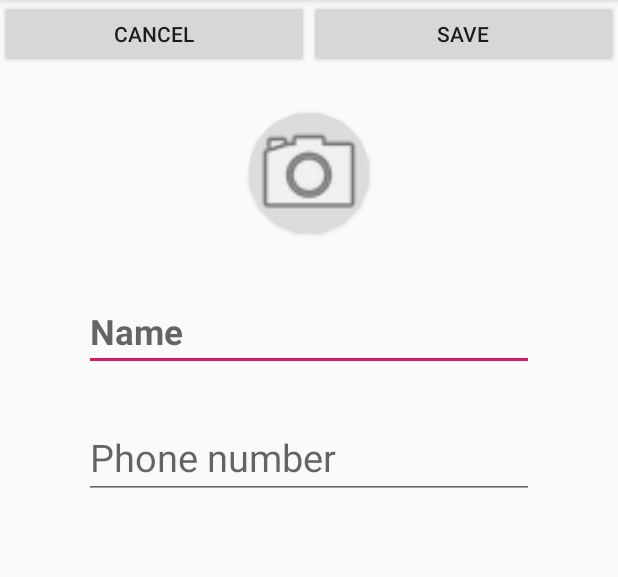
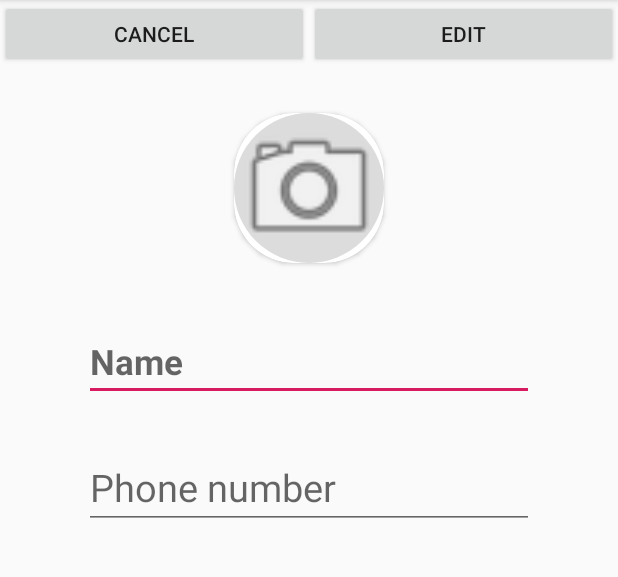
Before and after one commit to estanie/cs496_1, an Android app: the AddressEditActivity screen opened directly, with no data from a screen before it, on a phone screen of 412 x 824 dp, the part 84-661 px from its top. Run offline under Robolectric (Android 15) with nearby library versions, the phone set to English and light mode, and no system bars.

Commit message:
Add edit function in 1 page(Before delete unnecessary file)
Add edit function in 1 page(Before delete unnecessary file)

```diff
--- a/app/src/main/AndroidManifest.xml
+++ b/app/src/main/AndroidManifest.xml
@@ -35,6 +35,7 @@
     <uses-permission android:name="android.permission.READ_EXTERNAL_STORAGE" />
     <uses-permission android:name="android.permission.INTERNET" />
     <uses-permission android:name="android.permission.READ_CONTACTS"/>
+    <uses-permission android:name="android.permission.WRITE_CONTACTS"/>
     <uses-permission android:name="android.permission.CAMERA" />
     <uses-feature android:name="android.hardware.camera"
                   android:required="true" />
--- a/app/src/main/java/com/example/q/cs496_1/activities/AddressEditActivity.kt
+++ b/app/src/main/java/com/example/q/cs496_1/activities/AddressEditActivity.kt
@@ -1,16 +1,24 @@
 package com.example.q.cs496_1.activities
 
+import android.app.Activity
 import android.content.Intent
 import android.graphics.Bitmap
+import android.net.Uri
 import android.os.Bundle
+import android.provider.ContactsContract
 import android.support.v7.app.AppCompatActivity
 import android.util.Log
-import kotlinx.android.synthetic.main.address_entry.*
 import com.example.q.cs496_1.R
 import kotlinx.android.synthetic.main.address_edit.*
 
 
+
+
 class AddressEditActivity : AppCompatActivity() {
+
+    val REQUEST_CONTACT = 1
+    lateinit var contactUri: Uri
+
     override fun onCreate(savedInstanceState: Bundle?) {
         super.onCreate(savedInstanceState)
         setContentView(R.layout.address_edit)
@@ -19,5 +27,45 @@ class AddressEditActivity : AppCompatActivity() {
         if (intent.hasExtra("name")) addEditName.setText(intent.getStringExtra("name"))
         if (intent.hasExtra("number")) addEditNumber.setText(intent.getStringExtra("number"))
         //if (intent.hasExtra("email")) addEmail.text = intent.getStringExtra("email")
+
+        addEdit.setOnClickListener {
+            selectContact()
+            /*
+            intent = Intent(Intent.ACTION_INSERT)
+            intent.type = ContactsContract.Contacts.CONTENT_TYPE
+            //val addPhoto = addEditPhoto.()
+            val addName = addEditName.text
+            val addNumber = addEditNumber.text
+            intent.putExtra(ContactsContract.Intents.Insert.NAME, addName)
+            intent.putExtra(ContactsContract.Intents.Insert.PHONE, addNumber)
+            if(intent.resolveActivity(packageManager) != null){
+                startActivity(intent)
+            }
+            */
+
+        }
+        addCancel.setOnClickListener{
+            viewContact()
+        }
+    }
+    override fun onActivityResult(requestCode: Int, resultCode: Int, data: Intent?) {
+        if(requestCode == REQUEST_CONTACT && resultCode == Activity.RESULT_OK){
+            contactUri = data!!.data
+            Log.e("String",contactUri.toString() + "!!!!!")
+        }
+    }
+
+    private fun selectContact(){
+        val intent = Intent(Intent.ACTION_PICK)
+        intent.type = ContactsContract.Contacts.CONTENT_TYPE
+        if(intent.resolveActivity(packageManager) != null){
+            startActivityForResult(intent, REQUEST_CONTACT)
+        }
+    }
+    private fun viewContact(){
+        val intent = Intent(Intent.ACTION_VIEW,contactUri)
+        if (intent.resolveActivity(packageManager)!= null){
+            startActivity(intent)
+        }
     }
 }
--- a/app/src/main/java/com/example/q/cs496_1/models/address.kt
+++ b/app/src/main/java/com/example/q/cs496_1/models/address.kt
@@ -2,5 +2,5 @@ package com.example.q.cs496_1.models
 
 import android.graphics.Bitmap
 
-data class Address (val name: String, val number: String, val email:String, val photo: Bitmap?){
+data class Address  (val name: String, val number: String, val email:String, val photo: Bitmap?, val address : String){
 }
--- a/app/src/main/res/layout/address_edit.xml
+++ b/app/src/main/res/layout/address_edit.xml
@@ -9,28 +9,28 @@
             android:layout_width="match_parent"
             android:layout_height="45dp"
             android:weightSum="2">
-        <Button
-                android:id="@+id/cancel"
+        <android.support.v7.widget.AppCompatButton
+                android:id="@+id/addCancel"
                 android:layout_width="0dp"
                 android:layout_height="match_parent"
                 android:layout_weight="1"
                 android:text="Cancel"
         >
-        </Button>
-        <Button
-                android:id="@+id/save"
+        </android.support.v7.widget.AppCompatButton>
+        <android.support.v7.widget.AppCompatButton
+                android:id="@+id/addEdit"
                 android:layout_width="0dp"
                 android:layout_height="match_parent"
                 android:layout_weight="1"
-                android:text="Save"
+                android:text="Edit"
         >
-        </Button>
+        </android.support.v7.widget.AppCompatButton>
     </LinearLayout>
 
     <android.support.v7.widget.CardView
             android:id="@+id/addCardView"
-            android:layout_width="80dp"
-            android:layout_height="80dp"
+            android:layout_width="100dp"
+            android:layout_height="100dp"
             android:layout_marginTop="30dp"
             app:layout_constraintStart_toStartOf="parent"
             app:layout_constraintEnd_toEndOf="parent"
```
Also changed, not shown: app/src/main/java/com/example/q/cs496_1/activities/MainActivity.kt (+6 -1 lines), app/src/main/java/com/example/q/cs496_1/adapters/AddListAdapter.kt (+7 -8 lines), app/src/main/java/com/example/q/cs496_1/fragments/AddressFragment.kt (+36 -29 lines).
